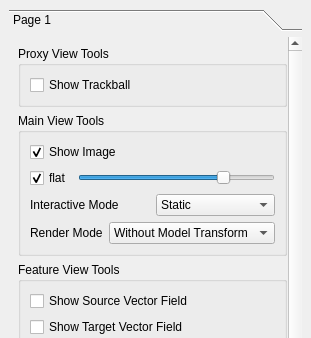
Qt form src/ui/ParameterDock.ui (marlinilram/AppMod) before a commit; both pictures show x 0 to 311 and y 0 to 338 of the 311 by 867 pixel window.
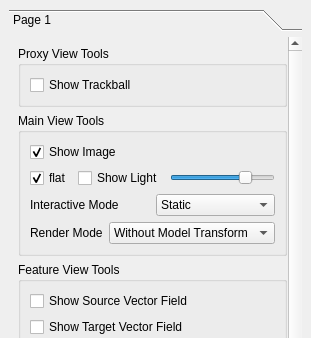
The same form after that commit.

Commit message: Added visualization for light ball Added Spherical Harmonics Lighting and rotation in qglviewer::ManipulatedFrame

Patch:
```diff
--- a/src/ui/ParameterDock.ui
+++ b/src/ui/ParameterDock.ui
@@ -77,6 +77,13 @@
                </property>
               </widget>
              </item>
+             <item>
+              <widget class="QCheckBox" name="Show_Light_CheckBox">
+               <property name="text">
+                <string>Show Light</string>
+               </property>
+              </widget>
+             </item>
              <item>
               <widget class="QSlider" name="edgeThresholdSlider">
                <property name="value">
```
Left out of the diff: 4 changed lines with no effect on the pictures. The commit also changes 28 other files.
